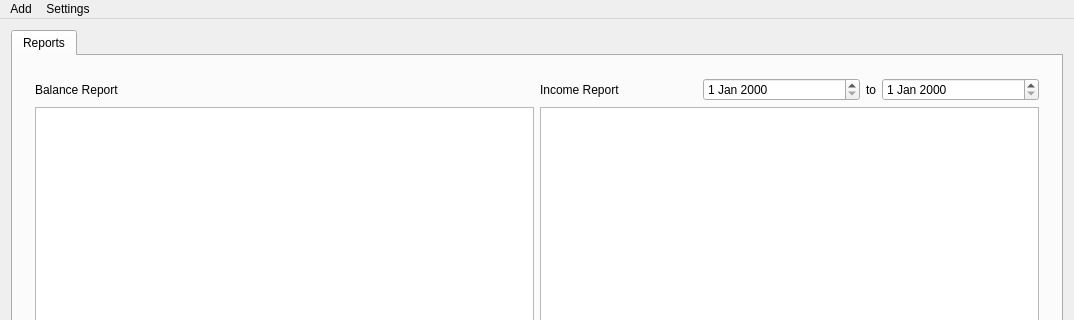
First picture: the form in FinToolV2-0/fintool.ui, repository IVIyg0t/FinancialTool, before the edit; both pictures show x 0 to 1074 and y 0 to 320 of the 1074 by 673 pixel window.
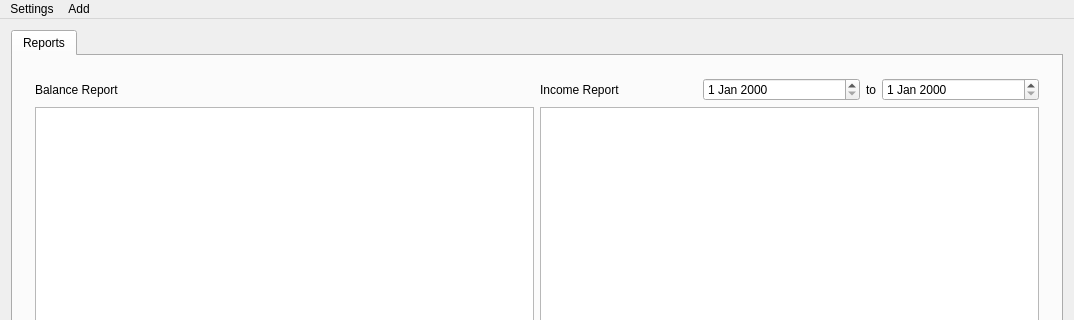
Second picture: the form after the edit.

What changed in the file:
```diff
--- a/FinToolV2-0/fintool.ui
+++ b/FinToolV2-0/fintool.ui
@@ -231,7 +231,7 @@
      <x>0</x>
      <y>0</y>
      <width>1074</width>
-     <height>21</height>
+     <height>20</height>
     </rect>
    </property>
    <widget class="QMenu" name="menuAdd">
@@ -247,8 +247,8 @@
     </property>
     <addaction name="actionAccount_Deletion"/>
    </widget>
-   <addaction name="menuAdd"/>
    <addaction name="menuSettings"/>
+   <addaction name="menuAdd"/>
   </widget>
   <widget class="QStatusBar" name="statusBar"/>
   <action name="actionNew_transaction">
```
Left out of the diff: 18 changed lines with no effect on the pictures.
